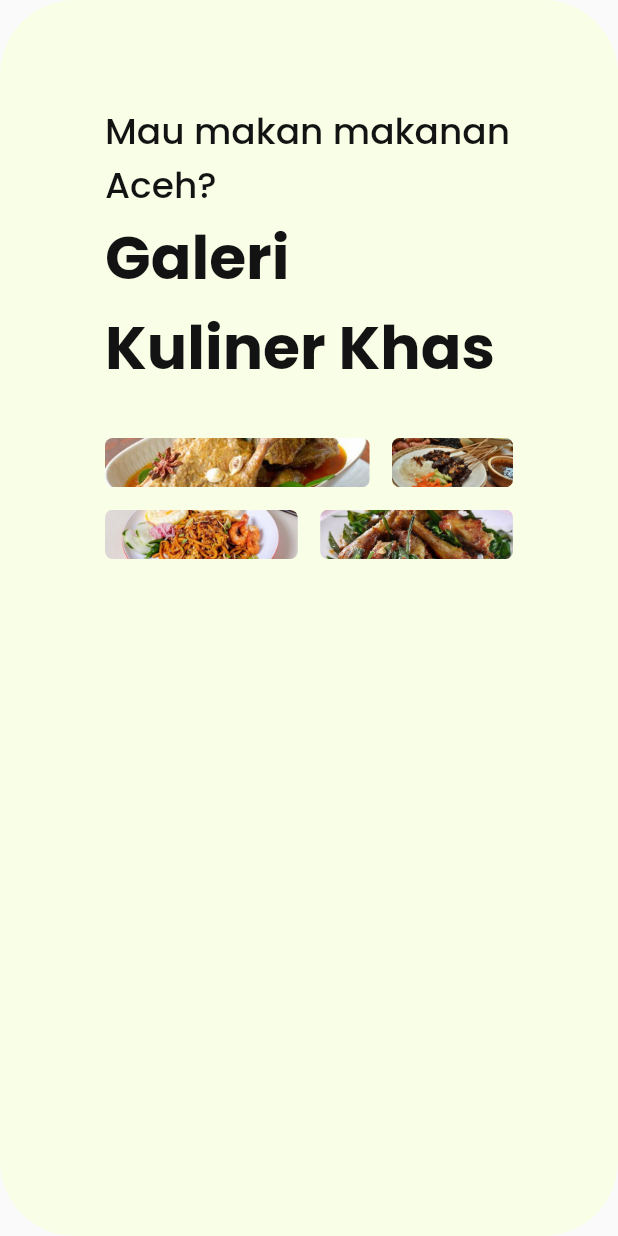
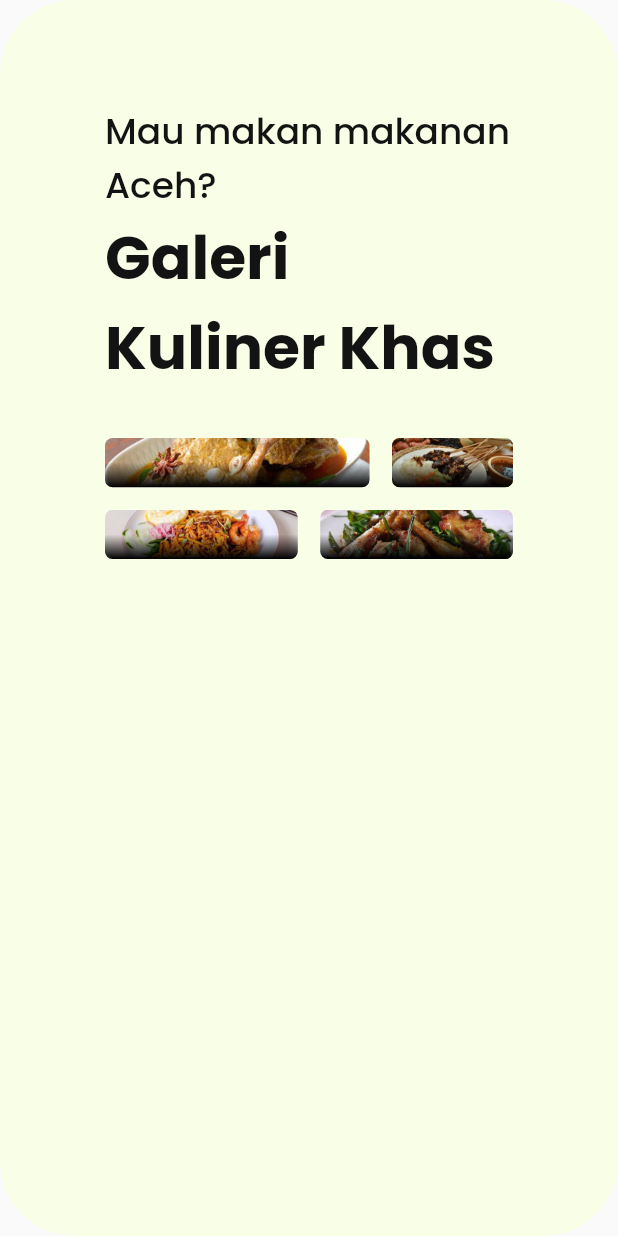
Before and after one commit to Fadzaa/flutter-pancasila-aceh, a Flutter app: what landingComponentThree() shows on an empty page, opened directly, on a phone screen of 412 x 824 dp. Run offline on Flutter 3.47's test engine with Material 2 defaults, Android fonts, the phone set to English and light mode, and no system bars; our stand-ins replace flutter_svg, get, google_fonts; missing offline and left inert: dart:js.

Commit message:
feat : [SF] add text and gradient landing component three

```diff
--- a/lib/app/modules/landing_page/components/LandingComponentThree.dart
+++ b/lib/app/modules/landing_page/components/LandingComponentThree.dart
@@ -24,10 +24,10 @@ Widget landingComponentThree({required BuildContext context}) {
           mainAxisSpacing: 15,
           crossAxisSpacing: 15,
           children: [
-            staggeredGridImageKuliner(assetPath: 'assets/images/kuliner_sie_itik.jpg', crossAxisCellCount: 4),
-            staggeredGridImageKuliner(assetPath: 'assets/images/kuliner_sate_matang.jpg', crossAxisCellCount: 2),
-            staggeredGridImageKuliner(assetPath: 'assets/images/kuliner_mie_aceh.jpg', crossAxisCellCount: 3),
-            staggeredGridImageKuliner(assetPath: 'assets/images/kuliner_ayam_tangkap.jpg', crossAxisCellCount: 3),
+            staggeredGridImageKuliner(assetPath: 'assets/images/kuliner_sie_itik.jpg', crossAxisCellCount: 4, textValue: "Sie Itik"),
+            staggeredGridImageKuliner(assetPath: 'assets/images/kuliner_sate_matang.jpg', crossAxisCellCount: 2, textValue: "Sate Matang"),
+            staggeredGridImageKuliner(assetPath: 'assets/images/kuliner_mie_aceh.jpg', crossAxisCellCount: 3, textValue: "Mie Aceh"),
+            staggeredGridImageKuliner(assetPath: 'assets/images/kuliner_ayam_tangkap.jpg', crossAxisCellCount: 3, textValue: "Ayam Tangkap"),
           ],
         ),
       ],
--- a/lib/app/modules/landing_page/widgets/staggered_grid_image_kuliner.dart
+++ b/lib/app/modules/landing_page/widgets/staggered_grid_image_kuliner.dart
@@ -1,16 +1,57 @@
 import 'package:flutter/material.dart';
 import 'package:flutter_staggered_grid_view/flutter_staggered_grid_view.dart';
+import 'package:web_pancasila_aceh/helper/themes.dart';
 
-Widget staggeredGridImageKuliner({required String assetPath, required int crossAxisCellCount}) {
+Widget staggeredGridImageKuliner({required String assetPath, required int crossAxisCellCount, required String textValue}) {
   return StaggeredGridTile.count(
     crossAxisCellCount: crossAxisCellCount,
     mainAxisCellCount: 1,
-    child: ClipRRect(
-      borderRadius: BorderRadius.circular(5),
-      child: Image.asset(
-        assetPath,
-        fit: BoxFit.cover,
-      ),
+    child: Stack(
+      children: [
+        Container(
+          decoration: BoxDecoration(
+            image: DecorationImage(
+              image: AssetImage(assetPath),
+              fit: BoxFit.cover,
+            ),
+            borderRadius: BorderRadius.circular(5),
+          ),
+        ),
+
+        Container(
+          decoration: BoxDecoration(
+            gradient: LinearGradient(
+              begin: Alignment.bottomCenter,
+              end: Alignment.center,
+              colors: [
+                Colors.black,
+                Colors.black.withOpacity(0),
+              ],
+            ),
+            borderRadius: BorderRadius.circular(5),
+          ),
+        ),
+
+        Align(
+          alignment: Alignment.bottomLeft,
+          child: Padding(
+            padding: EdgeInsets.all(20),
+            child: Text(
+              textValue,
+              style: tsCardHeading,
+            ),
+          ),
+        ),
+      ],
     ),
+
+
+    // child: ClipRRect(
+    //   borderRadius: BorderRadius.circular(5),
+    //   child: Image.asset(
+    //     assetPath,
+    //     fit: BoxFit.cover,
+    //   ),
+    // ),
   );
 }
--- a/lib/helper/themes.dart
+++ b/lib/helper/themes.dart
@@ -82,6 +82,14 @@ TextStyle tsKulinerHeading = GoogleFonts.poppins(
     )
 );
 
+TextStyle tsCardHeading = GoogleFonts.poppins(
+    textStyle: const TextStyle(
+        color: whiteTextColor,
+        fontWeight: FontWeight.w700,
+        fontSize: 20
+    )
+);
+
 //IMAGE ASSETS
 String bigLogo = "assets/logo/courdev-big.svg";
 String smallLogo = "assets/logo/courdev-small.svg";
```
